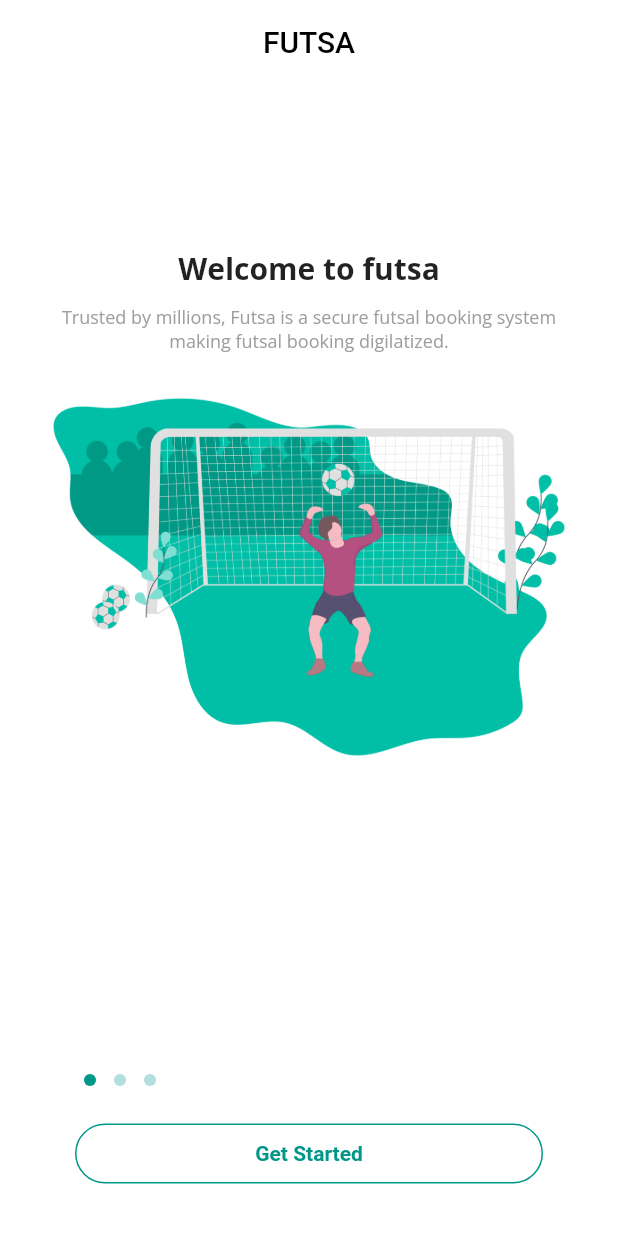
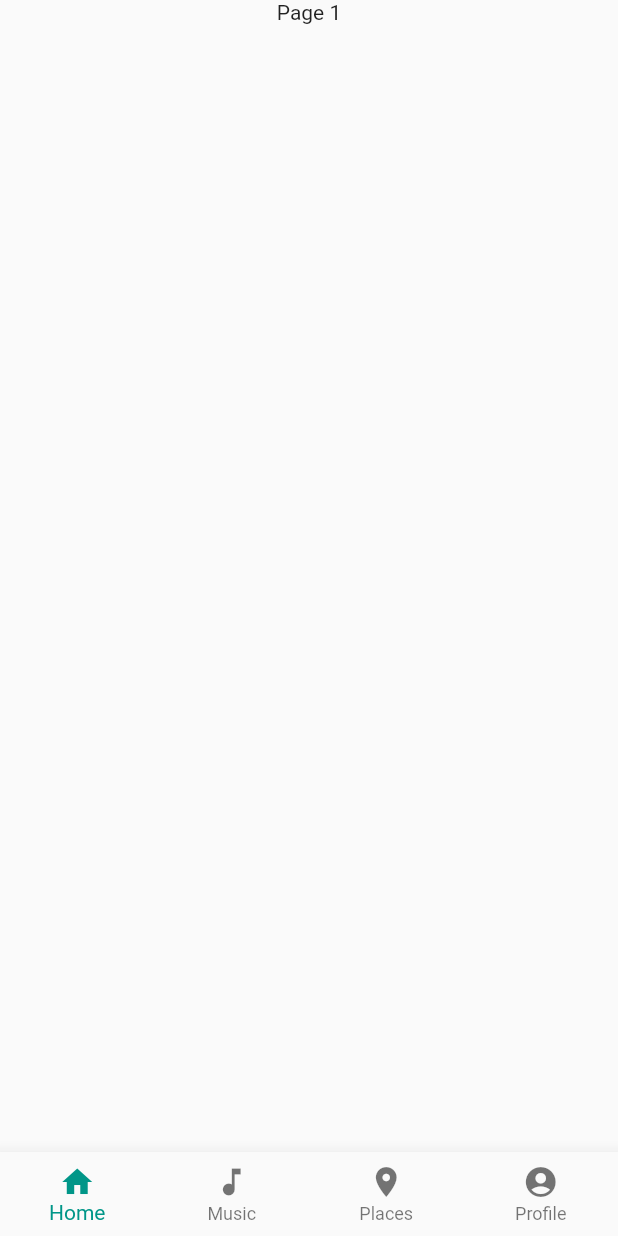
Before and after one commit to Software-Batch-2018/futsa_flutter, a Flutter app: the screen it shows after launch, on a phone screen of 412 x 824 dp. Run offline on Flutter 3.47's test engine with Material 2 defaults, Android fonts, the phone set to English and light mode, and no system bars; our stand-ins replace get, google_fonts.

```diff
--- /dev/null
+++ b/App/lib/controllers/main_page_controller.dart
@@ -0,0 +1,20 @@
+import "package:flutter/material.dart";
+import 'package:get/get.dart';
+
+class MainPageController extends GetxController {
+  var currentIndex = 0.obs;
+
+  final controller = PageController();
+
+  void onNavbottomChange(index) {
+    currentIndex.value = index;
+    controller.jumpToPage(currentIndex.value);
+  }
+
+  final List<Widget> navItems = [
+    Text("Page 1"),
+    Text("Page 2"),
+    Text("Page 3"),
+    Text("Page 4"),
+  ];
+}
--- a/App/lib/controllers/outbound_page_controller.dart
+++ b/App/lib/controllers/outbound_page_controller.dart
@@ -1,7 +1,6 @@
 import 'package:flutter/cupertino.dart';
 import 'package:futsa/models/outbound_page_model.dart';
 import "package:get/get.dart";
-
 import '../views/pages/location_page.dart';
 
 class OutboundController extends GetxController {
@@ -28,7 +27,7 @@ class OutboundController extends GetxController {
 
    nextPage(){
      if(isFinalPage){
-        Get.to(const LocationPage());
+        Get.to(LocationPage());
      }
      else{
        controller.nextPage(duration: 300.milliseconds, curve: Curves.easeInOut);
--- a/App/lib/main.dart
+++ b/App/lib/main.dart
@@ -1,9 +1,9 @@
 import "package:flutter/material.dart";
 import "package:get/get.dart";
-
 import './theme_data.dart';
 import './views/pages/location_page.dart';
 import './views/pages/home_page.dart';
+import './views/pages/main_page.dart';
 
 
 void main() => runApp(const MyApp());
@@ -19,8 +19,9 @@ class MyApp extends StatelessWidget {
       theme: theme(),
       themeMode: ThemeMode.light,
       getPages: [
-        GetPage(name : "/" , page :()=> Homepage()),
-        GetPage(name: "/location" , page: ()=> const LocationPage())
+        GetPage(name : "/main" , page :()=> Homepage()),
+        GetPage(name: "/location" , page: ()=> LocationPage()),
+        GetPage(name: "/" , page: ()=> MainPage()),
       ],
     );
   }
--- a/App/lib/views/pages/home_page.dart
+++ b/App/lib/views/pages/home_page.dart
@@ -1,22 +1,25 @@
-
 import 'dart:io';
-
 import 'package:flutter/material.dart';
 import 'package:futsa/controllers/outbound_page_controller.dart';
 import 'package:futsa/views/pages/location_page.dart';
 import 'package:futsa/views/widgets/outbound_page.dart';
 import 'package:get/get.dart';
 import 'package:google_fonts/google_fonts.dart';
-
 import 'Auth/signin.dart';
+import "../widgets/global_styles.dart";
 
 class Homepage extends StatelessWidget {
   final _outboundPageController = OutboundController();
+  GlobalStyles _globalStyles = GlobalStyles();
+
+  void nextPage () {
+      Get.toNamed('/location');
+    }
 
   @override
   Widget build(BuildContext context) {
     return Scaffold(
-      appBar: _appBar(),
+      appBar: _globalStyles.appBar("FUTSA"),
       body: SafeArea(
         child: Stack(children: [
           PageView.builder(
@@ -67,61 +70,10 @@ class Homepage extends StatelessWidget {
             bottom: 35,
             left: 50,
             right: 50,
-            child: _getStartedButton(),
-            // CircleAvatar(
-            //   child: IconButton(
-            //     icon: !_outboundPageController.isFinalPage
-            //         ? const Icon(
-            //             Icons.arrow_forward,
-            //             color: Colors.white,
-            //           )
-            //         : const Icon(
-            //             Icons.login,
-            //             color: Colors.white,
-            //           ),
-            //     onPressed: _outboundPageController.nextPage,
-            //   ),
-            // ),
+            child: _globalStyles.getStartedButton("Get Started" , nextPage),
           ),
         ]),
       ),
     );
   }
 }
-
-
-
-AppBar _appBar(){
-  return AppBar(
-    backgroundColor: Colors.white,
-    title: const Center(
-      child: Text("FUTSA" ,style: TextStyle(
-        color: Colors.black,
-      ),),
-    ),
-    elevation: 0,
-  );
-}
-
-
-
-GestureDetector _getStartedButton(){
-  return GestureDetector(
-    onTap: (){
-      Get.toNamed('/location');
-    },
-    child: Container(
-      width: 200,
-     height: 40,
-     alignment: Alignment.center,
-      child: const Text("Get Started" ,style: TextStyle(
-        color: Colors.teal,
-        fontWeight: FontWeight.bold,
-      ),),
-      decoration:  BoxDecoration(
-        borderRadius: BorderRadius.circular(30),
-        border: Border.all(color: Colors.teal)
-      ),
-    ),
-  );
-}
--- /dev/null
+++ b/App/lib/views/pages/main_page.dart
@@ -0,0 +1,60 @@
+import 'package:flutter/material.dart';
+import 'package:futsa/controllers/main_page_controller.dart';
+import 'package:get/get.dart';
+
+class MainPage extends StatefulWidget {
+  const MainPage({Key? key}) : super(key: key);
+
+  @override
+  State<MainPage> createState() => _MainPageState();
+}
+
+class _MainPageState extends State<MainPage> {
+  MainPageController _mainPageController = MainPageController();
+
+  @override
+  Widget build(BuildContext context) {
+    return SafeArea(
+      child: Obx(
+        () => Scaffold(
+          bottomNavigationBar: BottomNavigationBar(
+            elevation: 10,
+            onTap: (index) {
+              _mainPageController.onNavbottomChange(index);
+            },
+            currentIndex: _mainPageController.currentIndex.value,
+            type: BottomNavigationBarType.fixed,
+            items: const [
+              BottomNavigationBarItem(
+                  title: Text('Home'), icon: Icon(Icons.home)),
+              BottomNavigationBarItem(
+                title: Text('Music'),
+                icon: Icon(Icons.music_note),
+              ),
+              BottomNavigationBarItem(
+                title: Text('Places'),
+                icon: Icon(Icons.location_on),
+              ),
+              BottomNavigationBarItem(
+                title: Text('Profile'),
+                icon: Icon(Icons.account_circle),
+              ),
+            ],
+          ),
+          body: PageView.builder(
+            itemBuilder: (context, index) {
+              return Column(
+                children: [
+                  _mainPageController.navItems[index],
+                ],
+              );
+            },
+            itemCount: 4,
+            onPageChanged: _mainPageController.currentIndex,
+            controller: _mainPageController.controller,
+          ),
+        ),
+      ),
+    );
+  }
+}
--- a/App/lib/views/widgets/outbound_page.dart
+++ b/App/lib/views/widgets/outbound_page.dart
@@ -1,12 +1,13 @@
-
 import 'package:flutter/material.dart';
 import 'package:google_fonts/google_fonts.dart';
+import "./global_styles.dart";
 
 class OutboundPage extends StatelessWidget {
-
   String imageAsset;
   String title;
   String description;
+
+  final GlobalStyles _globalStyles = GlobalStyles();
 
   OutboundPage(
       {Key? key,
@@ -25,14 +26,16 @@ class OutboundPage extends StatelessWidget {
           children: <Widget>[
             Text(
               title,
-              style: _headerTextStyle(),
+              style: _globalStyles.headerTextStyle(),
             ),
-            const SizedBox(height: 10,),
+            const SizedBox(
+              height: 10,
+            ),
             Padding(
               padding: const EdgeInsets.symmetric(horizontal: 20),
               child: Text(
                 description,
-                style: _subHeaderTextStyle(),
+                style: _globalStyles.subHeaderTextStyle(),
                 textAlign: TextAlign.center,
               ),
             ),
@@ -45,25 +48,10 @@ class OutboundPage extends StatelessWidget {
                 )),
           ],
         ),
-SizedBox(height: 70,)
+        SizedBox(
+          height: 70,
+        )
       ],
     );
   }
 }
-
-TextStyle _headerTextStyle() {
-  return GoogleFonts.openSans(
-    textStyle: const TextStyle(
-      fontSize: 20,
-      fontWeight: FontWeight.bold,
-    ),
-  );
-}
-
-TextStyle _subHeaderTextStyle() {
-  return GoogleFonts.openSans(
-    textStyle: const TextStyle(
-        fontSize: 12, fontWeight: FontWeight.normal, color: Colors.grey,
-    ),
-  );
-}
```
Also changed, not shown: App/lib/views/pages/location_page.dart (+31 -53 lines), App/lib/views/widgets/global_styles.dart (+18 -13 lines), 1 other file.
